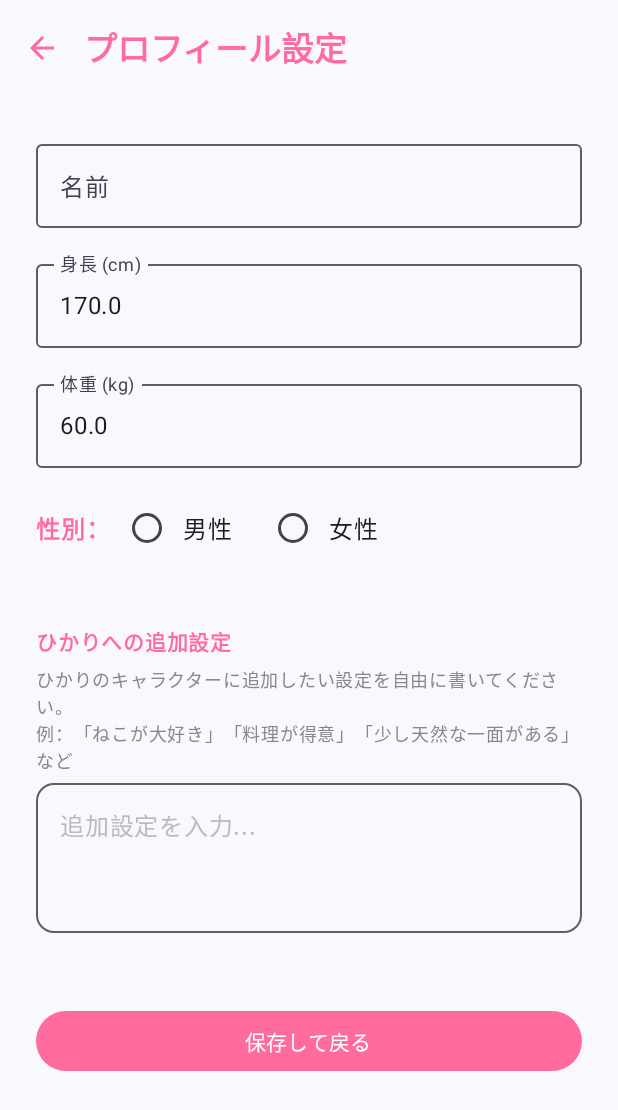
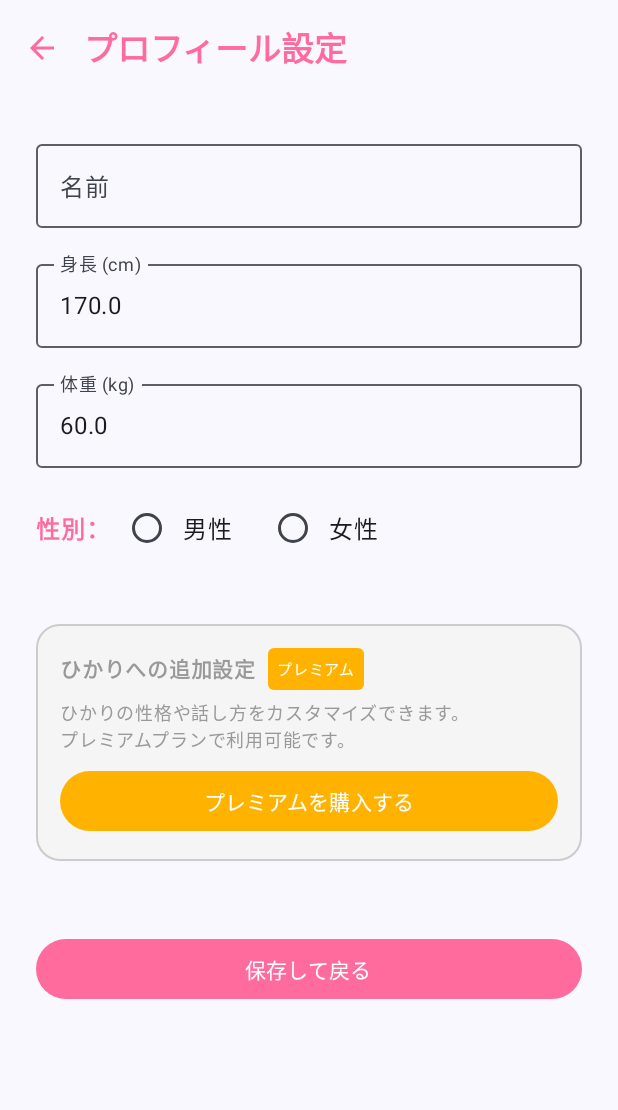
Before and after one commit to tukinamiotoko-afk/lovemanpokei, an Android app built with Jetpack Compose: the SettingsScreen screen opened through its navigation route, on a phone screen of 412 x 824 dp. Shown: the top 1110 px of the screen. Run offline under Robolectric (Android 15) with nearby library versions, the phone set to English and light mode, and no system bars; our stand-ins replace Room's generated code; libraries missing offline, so code that uses them is left out: java.net, org.json; Roboto replaces fonts that are not available here; 1 statement that could not run was skipped.

Commit message:
トークン節約・プレミアム機能・文字制限を実装
- ユーザー入力を100文字に制限、文字カウンター表示
- 会話履歴を直近20件（10往復）に制限してトークン削減
- カスタムキャラ設定をプレミアム機能としてロック
  - 非プレミアム時はロック状態のUI表示＋購入ボタン（課金処理はTODO）
  - isPremiumフラグをSharedPreferencesで管理

https://claude.ai/code/session_01GvViALcMcPGzsZ2wcqHBjK

```diff
--- a/app/src/main/java/com/example/lovemanpo/MainActivity.kt
+++ b/app/src/main/java/com/example/lovemanpo/MainActivity.kt
@@ -191,6 +191,10 @@ class StepRepository(private val stepDao: StepDao, private val prefs: SharedPref
         get() = prefs.getString("CUSTOM_CHARACTER_NOTE", "") ?: ""
         set(value) = prefs.edit { putString("CUSTOM_CHARACTER_NOTE", value) }
 
+    var isPremium: Boolean
+        get() = prefs.getBoolean("IS_PREMIUM", false)
+        set(value) = prefs.edit { putBoolean("IS_PREMIUM", value) }
+
     fun getOdekakeHistoryJson(locationId: String): String =
         prefs.getString("ODEKAKE_HISTORY_$locationId", "[]") ?: "[]"
 
@@ -360,6 +364,9 @@ class StepViewModel(private val repository: StepRepository) : ViewModel() {
 
     val customCharacterNote get() = repository.customCharacterNote
     fun saveCustomCharacterNote(note: String) { repository.customCharacterNote = note }
+
+    val isPremium get() = repository.isPremium
+    fun unlockPremium() { repository.isPremium = true }
 
     fun saveFreeChatHistory() {
         val json = org.json.JSONArray()
@@ -2372,6 +2379,7 @@ fun SettingsScreen(navController: NavController, viewModel: StepViewModel) {
     var tempWeight by remember { mutableStateOf(viewModel.weightKg.floatValue.toString()) }
     var tempGender by remember { mutableStateOf(viewModel.userGender.value) }
     var tempCustomNote by remember { mutableStateOf(viewModel.customCharacterNote) }
+    val isPremium by remember { derivedStateOf { viewModel.isPremium } }
     val pinkAccent = Color(0xFFFF6B9D)
 
     Scaffold(
@@ -2399,26 +2407,47 @@ fun SettingsScreen(navController: NavController, viewModel: StepViewModel) {
                 Text("女性", modifier = Modifier.clickable { tempGender = "女性" })
             }
             Spacer(modifier = Modifier.height(8.dp))
-            Column(modifier = Modifier.fillMaxWidth()) {
-                Text("ひかりへの追加設定", fontWeight = FontWeight.Bold, color = pinkAccent, fontSize = 14.sp)
-                Spacer(modifier = Modifier.height(4.dp))
+            Surface(
+                modifier = Modifier.fillMaxWidth(),
+                shape = RoundedCornerShape(16.dp),
+                color = if (isPremium) Color(0xFFFFF0F5) else Color(0xFFF5F5F5),
+                border = BorderStroke(1.dp, if (isPremium) pinkAccent else Color(0xFFCCCCCC))
+            ) {
+                Column(modifier = Modifier.padding(16.dp)) {
+                    Row(verticalAlignment = Alignment.CenterVertically, horizontalArrangement = Arrangement.spacedBy(8.dp)) {
+                        Text("ひかりへの追加設定", fontWeight = FontWeight.Bold, color = if (isPremium) pinkAccent else Color(0xFF999999), fontSize = 14.sp)
+                        if (!isPremium) {
+                            Surface(shape = RoundedCornerShape(4.dp), color = Color(0xFFFFB300)) {
+                                Text("プレミアム", fontSize = 10.sp, color = Color.White, modifier = Modifier.padding(horizontal = 6.dp, vertical = 2.dp))
+                            }
+                        }
+                    }
+                    Spacer(modifier = Modifier.height(6.dp))
+                    if (isPremium) {
                         Text(
                             "ひかりのキャラクターに追加したい設定を自由に書いてください。\n例：「ねこが大好き」「料理が得意」「少し天然な一面がある」など",
-                    fontSize = 12.sp,
-                    color = Color(0xFF888888),
-                    lineHeight = 18.sp
+                            fontSize = 12.sp, color = Color(0xFF888888), lineHeight = 18.sp
                         )
                         Spacer(modifier = Modifier.height(6.dp))
                         OutlinedTextField(
                             value = tempCustomNote,
-                    onValueChange = { tempCustomNote = it },
-                    modifier = Modifier
-                        .fillMaxWidth()
-                        .heightIn(min = 100.dp),
+                            onValueChange = { if (it.length <= 200) tempCustomNote = it },
+                            modifier = Modifier.fillMaxWidth().heightIn(min = 100.dp),
                             placeholder = { Text("追加設定を入力...", color = Color(0xFFBBBBBB)) },
                             maxLines = 8,
-                    shape = RoundedCornerShape(12.dp)
-                )
+                            shape = RoundedCornerShape(12.dp),
+                            supportingText = { Text("${tempCustomNote.length} / 200", modifier = Modifier.fillMaxWidth(), textAlign = TextAlign.End, fontSize = 11.sp) }
+                        )
+                    } else {
+                        Text("ひかりの性格や話し方をカスタマイズできます。\nプレミアムプランで利用可能です。", fontSize = 12.sp, color = Color(0xFF999999), lineHeight = 18.sp)
+                        Spacer(modifier = Modifier.height(8.dp))
+                        Button(
+                            onClick = { /* TODO: 課金処理 */ },
+                            modifier = Modifier.fillMaxWidth(),
+                            colors = ButtonDefaults.buttonColors(containerColor = Color(0xFFFFB300))
+                        ) { Text("プレミアムを購入する", color = Color.White) }
+                    }
+                }
             }
             Spacer(modifier = Modifier.height(16.dp))
             Button(onClick = {
@@ -2427,7 +2456,7 @@ fun SettingsScreen(navController: NavController, viewModel: StepViewModel) {
                 viewModel.setPlayerName(tempName)
                 viewModel.setUserProfile(h, w)
                 viewModel.saveProfile(h, tempGender)
-                viewModel.saveCustomCharacterNote(tempCustomNote)
+                if (isPremium) viewModel.saveCustomCharacterNote(tempCustomNote)
                 navController.popBackStack()
             }, modifier = Modifier.fillMaxWidth(), colors = ButtonDefaults.buttonColors(containerColor = pinkAccent)) { Text("保存して戻る") }
         }
@@ -3161,10 +3190,13 @@ fun FreeChatScreen(navController: NavController, viewModel: StepViewModel) {
                 .padding(8.dp), verticalAlignment = Alignment.CenterVertically) {
                 OutlinedTextField(
                     value = inputText,
-                    onValueChange = { inputText = it },
+                    onValueChange = { if (it.length <= 100) inputText = it },
                     modifier = Modifier.weight(1f),
                     placeholder = { Text("メッセージを入力...") },
-                    maxLines = 3
+                    maxLines = 3,
+                    supportingText = {
+                        Text("${inputText.length} / 100", modifier = Modifier.fillMaxWidth(), textAlign = TextAlign.End, fontSize = 11.sp, color = if (inputText.length >= 100) Color.Red else Color(0xFF999999))
+                    }
                 )
                 Spacer(modifier = Modifier.width(8.dp))
                 IconButton(
@@ -3180,7 +3212,7 @@ fun FreeChatScreen(navController: NavController, viewModel: StepViewModel) {
                         messages.add(userMsg)
                         inputText = ""
                         isLoading = true
-                        val historySnapshot = messages.dropLast(1).toList()
+                        val historySnapshot = messages.dropLast(1).takeLast(20)
                         scope.launch {
                             try {
                                 val hasChat = viewModel.hasEverChatted
@@ -3461,10 +3493,13 @@ fun OdekakeChatScreen(navController: NavController, viewModel: StepViewModel, lo
                 .padding(8.dp), verticalAlignment = Alignment.CenterVertically) {
                 OutlinedTextField(
                     value = inputText,
-                    onValueChange = { inputText = it },
+                    onValueChange = { if (it.length <= 100) inputText = it },
                     modifier = Modifier.weight(1f),
                     placeholder = { Text("メッセージを入力...") },
-                    maxLines = 3
+                    maxLines = 3,
+                    supportingText = {
+                        Text("${inputText.length} / 100", modifier = Modifier.fillMaxWidth(), textAlign = TextAlign.End, fontSize = 11.sp, color = if (inputText.length >= 100) Color.Red else Color(0xFF999999))
+                    }
                 )
                 Spacer(modifier = Modifier.width(8.dp))
                 IconButton(
@@ -3482,7 +3517,7 @@ fun OdekakeChatScreen(navController: NavController, viewModel: StepViewModel, lo
                         inputText = ""
                         isLoading = true
                         odekakeMessageCount++
-                        val historySnapshot = messages.dropLast(1).toList()
+                        val historySnapshot = messages.dropLast(1).takeLast(20)
                         scope.launch {
                             try {
                                 val systemPrompt = buildOdekakeChatSystemPrompt(locationId, loveCount, playerName, todaySteps, activeDays, viewModel.customCharacterNote)
```
Lines whose indentation alone changed are shown as unchanged.
